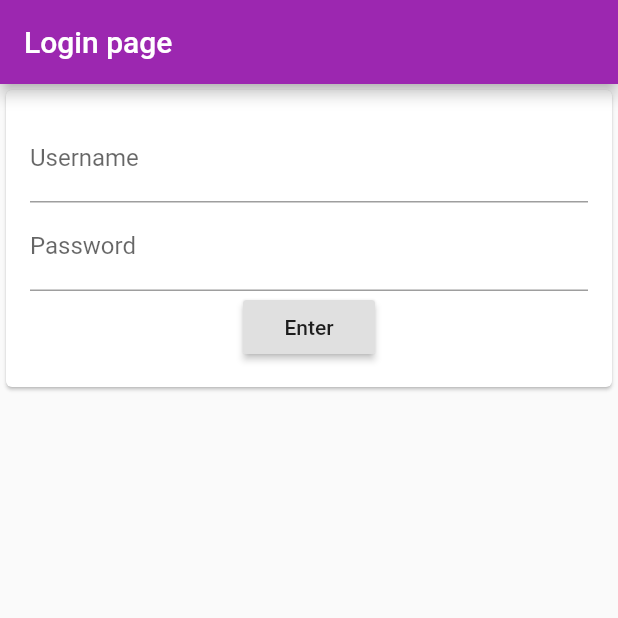
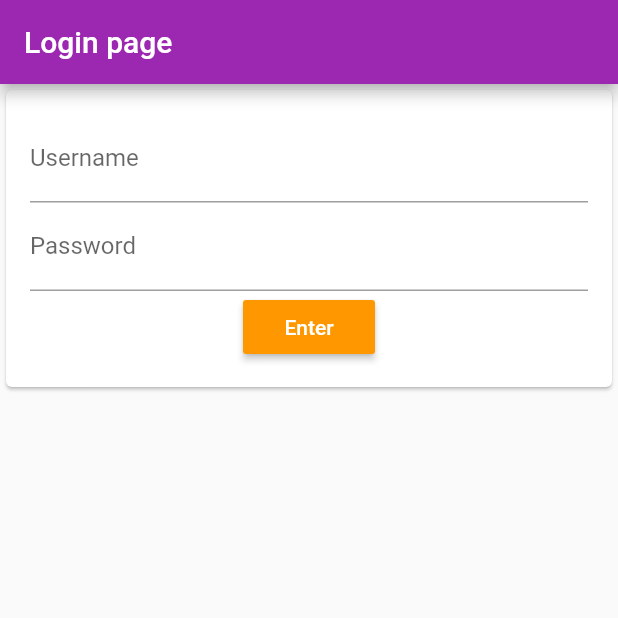
Before and after one commit to abhishekshahane/awesome_app, a Flutter app: the screen it shows after launch, on a phone screen of 412 x 824 dp, the top half of it. Run offline on Flutter 3.47's test engine with Material 2 defaults, Android fonts, the phone set to English and light mode, and no system bars.

Commit message:
Added color

```diff
--- a/lib/pages/login_page.dart
+++ b/lib/pages/login_page.dart
@@ -43,6 +43,8 @@ class _LoginPageState extends State<LoginPage> {
                   RaisedButton(
                     onPressed: () {},
                     child: Text("Enter"),
+                    color: Colors.orange,
+                    textColor: Colors.white,
                   )
                 ],
               ),
```
